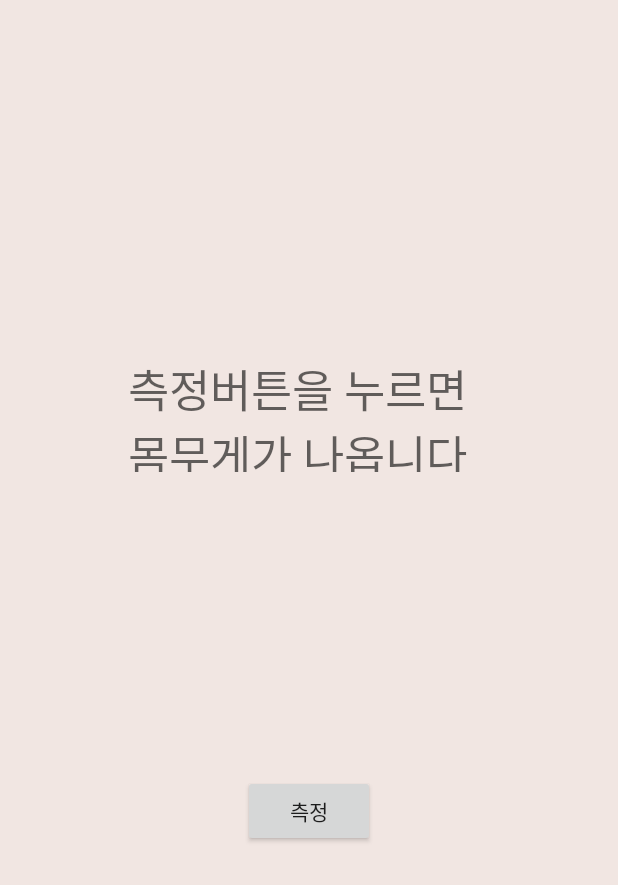
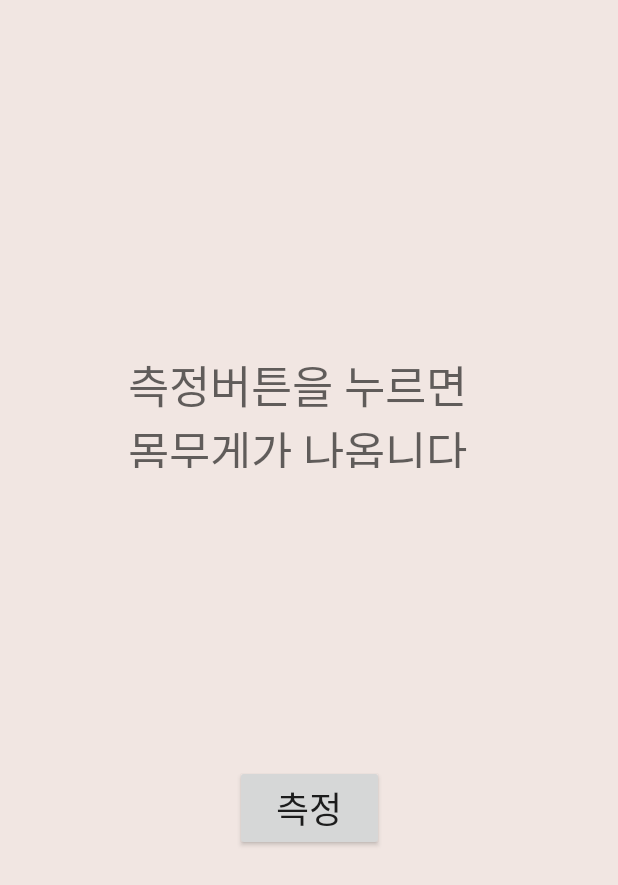
Before and after one commit to structsize/GSM_Festival, an Android app: the layout activity_check.xml on its own in the app's theme, with its tools: preview values and no code run, on a phone screen of 412 x 824 dp. Shown: the top 885 px of the screen. Run offline under Robolectric (Android 15) with nearby library versions, the phone set to English and light mode, and no system bars.

Commit message:
[UPDATE]  A little bit update

```diff
--- a/GSM_Festival/app/src/main/java/com/example/gsm_festival/AppMain.kt
+++ b/GSM_Festival/app/src/main/java/com/example/gsm_festival/AppMain.kt
@@ -36,13 +36,12 @@ class AppMain : AppCompatActivity() {
             }
         }
         weightcheck.setOnClickListener {
-
+            val intent = Intent(this, CheckActivity::class.java)
+            startActivity(intent)
         }
 
 
         checkbutton.setOnClickListener{
-            val intent = Intent(this, CheckActivity::class.java)
-            startActivity(intent)
 
         }
         calendarbutton.setOnClickListener{
--- a/GSM_Festival/app/src/main/java/com/example/gsm_festival/CheckActivity.kt
+++ b/GSM_Festival/app/src/main/java/com/example/gsm_festival/CheckActivity.kt
@@ -8,6 +8,5 @@ class CheckActivity : AppCompatActivity() {
     override fun onCreate(savedInstanceState: Bundle?) {
         super.onCreate(savedInstanceState)
         setContentView(R.layout.activity_check)
-
     }
 }
--- a/GSM_Festival/app/src/main/res/layout/activity_bmicoculator.xml
+++ b/GSM_Festival/app/src/main/res/layout/activity_bmicoculator.xml
@@ -134,6 +134,7 @@
         <LinearLayout
             android:layout_width="411dp"
             android:layout_height="71dp"
+            android:gravity="center_horizontal"
             android:orientation="horizontal">
 
             <TextView
--- a/GSM_Festival/app/src/main/res/layout/activity_check.xml
+++ b/GSM_Festival/app/src/main/res/layout/activity_check.xml
@@ -6,8 +6,6 @@
     android:layout_height="match_parent"
     tools:context=".CheckActivity"
     android:background="@drawable/background">
-
-
     <TextView
         android:id="@+id/weighttext"
         android:layout_width="241dp"
@@ -25,15 +23,17 @@
 
     <Button
         android:id="@+id/weightbutton"
-        android:layout_width="wrap_content"
-        android:layout_height="wrap_content"
+        android:layout_width="99dp"
+        android:layout_height="57dp"
         android:layout_marginStart="160dp"
         android:layout_marginTop="80dp"
         android:layout_marginEnd="160dp"
         android:layout_marginBottom="218dp"
         android:text="측정"
+        android:textSize="24sp"
         app:layout_constraintBottom_toBottomOf="parent"
         app:layout_constraintEnd_toEndOf="parent"
         app:layout_constraintStart_toStartOf="parent"
         app:layout_constraintTop_toBottomOf="@+id/weighttext" />
+
 </androidx.constraintlayout.widget.ConstraintLayout>
--- a/GSM_Festival/app/src/main/res/layout/activity_estimate.xml
+++ b/GSM_Festival/app/src/main/res/layout/activity_estimate.xml
@@ -25,13 +25,14 @@
 
     <Button
         android:id="@+id/weightbutton"
-        android:layout_width="wrap_content"
-        android:layout_height="wrap_content"
+        android:layout_width="99dp"
+        android:layout_height="57dp"
         android:layout_marginStart="160dp"
         android:layout_marginTop="80dp"
         android:layout_marginEnd="160dp"
         android:layout_marginBottom="218dp"
         android:text="측정"
+        android:textSize="24sp"
         app:layout_constraintBottom_toBottomOf="parent"
         app:layout_constraintEnd_toEndOf="parent"
         app:layout_constraintStart_toStartOf="parent"
```
Also changed, not shown: GSM_Festival/app/src/main/AndroidManifest.xml (+5 -5 lines).
